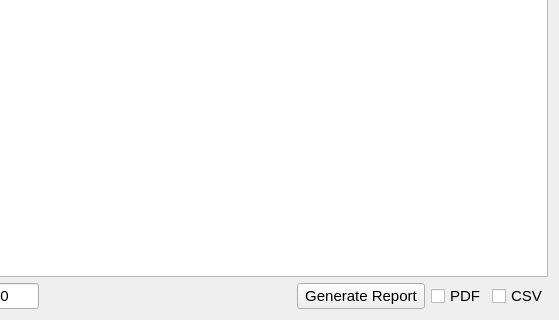
This is estorecpp/stockreport.ui in Watti/estorecpp as Qt 5 draws it before an edit; both pictures show x 98 to 657 and y 242 to 562 of the 657 by 562 pixel window. The edited form follows.
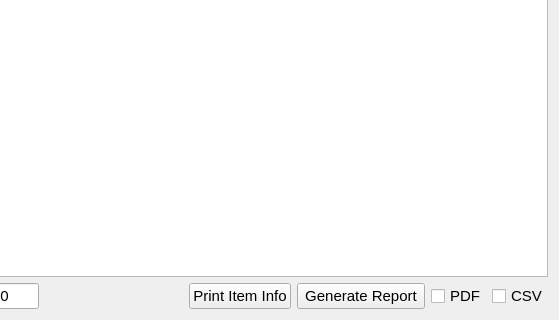
This is the edited form.

Diff of the .ui file:
```diff
--- a/estorecpp/stockreport.ui
+++ b/estorecpp/stockreport.ui
@@ -127,6 +127,13 @@
        </property>
       </spacer>
      </item>
+     <item>
+      <widget class="QPushButton" name="printItemInfoOnlyBtn">
+       <property name="text">
+        <string>Print Item Info</string>
+       </property>
+      </widget>
+     </item>
      <item>
       <widget class="QPushButton" name="generateButton">
        <property name="text">
```
